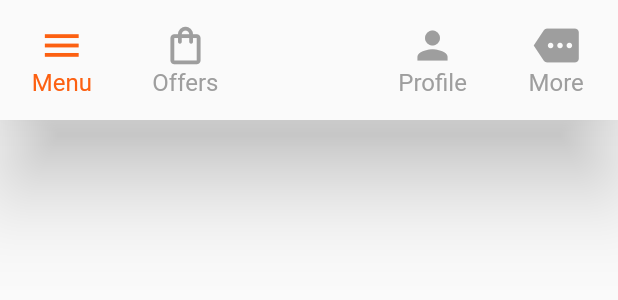
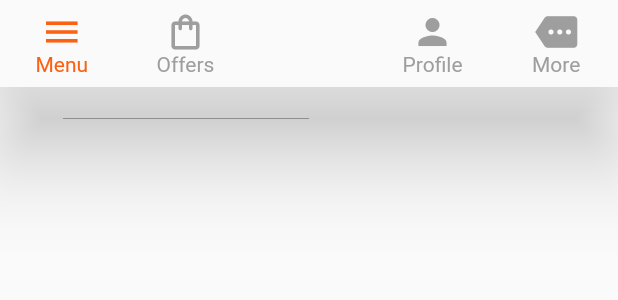
Before and after one commit to Ahedeid/Meal-monkey-App, a Flutter app: the CustomBottomNavBar widget shown alone on an empty page, opened directly with empty values, on a phone screen of 412 x 824 dp. Shown: the top 300 px of the screen. Run offline on Flutter 3.47's test engine with Material 2 defaults, Android fonts, the phone set to English and light mode, and no system bars; our stand-ins replace flutter_rating_bar, flutter_svg, shared_preferences; accounts and stored records are empty; project files that could hold a hidden picture were left out.

Commit message:
refactor to bottom nav and add validation in filed

```diff
--- a/lib/screens/nav_buttom_bar/bottom_nav.dart
+++ b/lib/screens/nav_buttom_bar/bottom_nav.dart
@@ -1,36 +1,45 @@
 import 'package:flutter/material.dart';
-
-import '../../models/bottom_nav_model.dart';
-import '../../util/constant.dart';
+import 'package:meal_monkey_mobile_project/models/bottom_nav_model.dart';
+import 'package:meal_monkey_mobile_project/util/constant.dart';
 
 class CustomBottomNavBar extends StatelessWidget {
-  int currentIndex1 ;
-  Function(int index) oTab ;
-   CustomBottomNavBar({super.key, required this.oTab ,required this.currentIndex1});
+  final int currentIndex1;
+
+  final Function(int index) oTab;
+
+  const CustomBottomNavBar({
+    super.key,
+    required this.oTab,
+    required this.currentIndex1,
+  });
 
 // void _onItemTapped(int index) {
   @override
   Widget build(BuildContext context) {
-    return SizedBox(
-      height: 80,
-      child: BottomAppBar(
+    return BottomAppBar(
         shape: const CircularNotchedRectangle(),
-        notchMargin: 15,
+        notchMargin: 10,
         elevation: 25,
-       clipBehavior: Clip.antiAlias,
-       child: BottomNavigationBar(
-        iconSize: 30,
-        type: BottomNavigationBarType.fixed,
-        unselectedItemColor: Colors.grey,
-        selectedItemColor: const Color(primaryColor),
-        currentIndex: currentIndex1 ,
-        onTap:oTab ,
-        selectedFontSize: 16,
-        unselectedFontSize: 16,
-        items: [...BottomNavModel.list.map((BottomNavModel data) {
-          return BottomNavigationBarItem(icon: Icon(data.icon,), label:data.label);
-        })],
-      )),
-    );
+        clipBehavior: Clip.antiAlias,
+        child: BottomNavigationBar(
+          elevation: 0,
+          iconSize: 28,
+          type: BottomNavigationBarType.fixed,
+          unselectedItemColor: Colors.grey,
+          selectedItemColor: const Color(primaryColor),
+          currentIndex: currentIndex1,
+          onTap: oTab,
+          selectedFontSize: 14,
+          unselectedFontSize: 14,
+          items: [
+            ...BottomNavModel.list.map((BottomNavModel data) {
+              return BottomNavigationBarItem(
+                  icon: Icon(
+                    data.icon,
+                  ),
+                  label: data.label);
+            })
+          ],
+        ));
   }
 }
```
Also changed, not shown: lib/screens/home_screen/home_screen.dart (+11 -12 lines), lib/screens/home_screen/widget/app_bar.dart (+17 -16 lines), lib/screens/logins_screens/conform_screen/conform_screen.dart (+12 -11 lines), lib/screens/logins_screens/login_screen/login_screen.dart (+37 -5 lines), lib/screens/logins_screens/new_password_screen/new_password_screen.dart (+34 -11 lines), lib/screens/logins_screens/reset_password_screen/reset_passwrod_screen.dart (+24 -3 lines), lib/screens/logins_screens/sign_up_screen/sign_up_screen.dart (+43 -11 lines), lib/screens/nav_buttom_bar/custom_floating.dart (+17 -10 lines).
